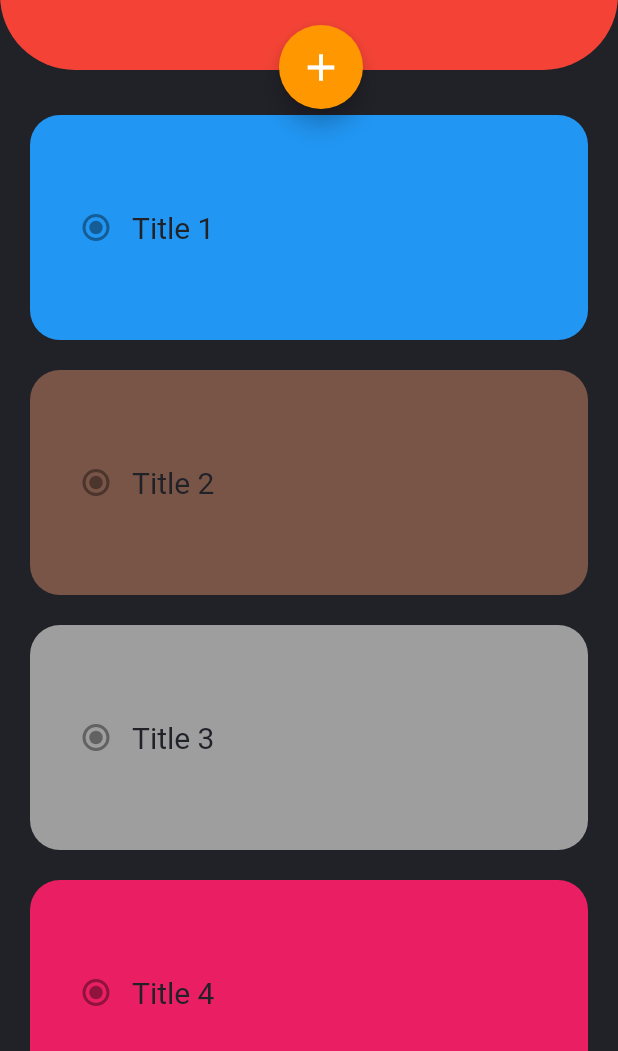
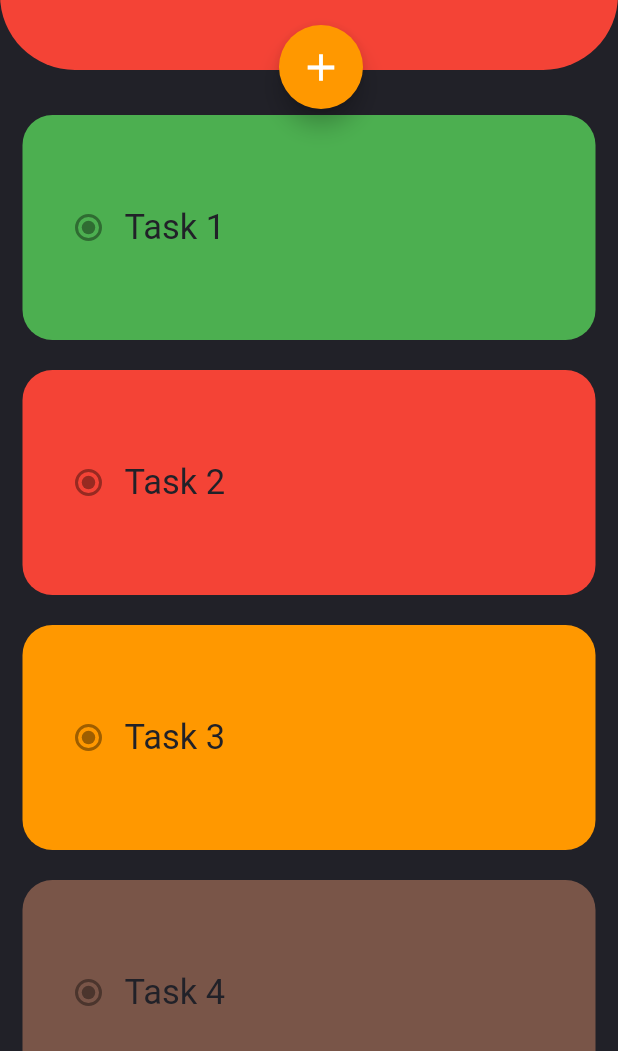
Before and after one commit to bediazu/ToDoApp, a Flutter app: the screen it shows after launch, on a phone screen of 412 x 824 dp, the part 185-1236 px from its top. Run offline on Flutter 3.47's test engine with Material 2 defaults, Android fonts, the phone set to English and light mode, and no system bars; Roboto replaces fonts that are missing (Avenir).

Commit message:
ReorderableListView, changes in margin... We're ready to prepare the backend

```diff
--- /dev/null
+++ b/lib/models/classes/task_class.dart
@@ -0,0 +1,8 @@
+import 'package:flutter/material.dart';
+
+class Task {
+  String id;
+  String title;
+  Color color;
+  Task({this.id, this.title, this.color});
+}
--- a/lib/models/global.dart
+++ b/lib/models/global.dart
@@ -3,4 +3,4 @@ import 'package:flutter/material.dart';
 Color darkGreyColor = new Color(0xFF212128);
 
 TextStyle titleTextStyle = new TextStyle(fontFamily: 'Avenir',fontSize: 35 ,fontWeight: FontWeight.bold, color: darkGreyColor);
-TextStyle titleTaskStyle = new TextStyle(fontFamily: 'Avenir',fontSize: 20, color: darkGreyColor);
+TextStyle titleTaskStyle = new TextStyle(fontFamily: 'Avenir',fontSize: 23, color: darkGreyColor);
--- a/lib/models/widgets/task_widget.dart
+++ b/lib/models/widgets/task_widget.dart
@@ -4,32 +4,29 @@ import 'package:simple_app_example/models/global.dart';
 class TaskWidget extends StatelessWidget {
   final Color taskColor;
   final String title;
+  final Key key;
 
-  TaskWidget({this.taskColor, this.title});
+  TaskWidget({this.taskColor, this.title, this.key});
 
   @override
   Widget build(BuildContext context) {
     return Container(
+      key: this.key, /* Used to ReorderableListView */
       height: 150,
-      margin: EdgeInsets.only(left: 20, right: 20, bottom: 20),
+      margin: EdgeInsets.only(left: 15, right: 15, bottom: 20),
       decoration: BoxDecoration(
-        color: this.taskColor,
-        borderRadius: BorderRadius.all(Radius.circular(20.0))
-      ),
+          color: this.taskColor,
+          borderRadius: BorderRadius.all(Radius.circular(20.0))),
       child: Row(
         children: <Widget>[
           Container(
             margin: EdgeInsets.only(left: 20.0),
-            child: Radio(
-
-            ),
+            child: Radio(),
           ),
           Column(
             mainAxisAlignment: MainAxisAlignment.center,
             crossAxisAlignment: CrossAxisAlignment.center,
-            children: <Widget>[
-              Text(this.title, style: titleTaskStyle)
-            ],
+            children: <Widget>[Text(this.title, style: titleTaskStyle)],
           )
         ],
       ),
--- a/lib/ui/tasks_page.dart
+++ b/lib/ui/tasks_page.dart
@@ -1,6 +1,8 @@
 import 'package:flutter/material.dart';
 
 import '../models/global.dart';
+
+import '../models/classes/task_class.dart';
 
 import '../models/widgets/task_widget.dart';
 
@@ -10,19 +12,55 @@ class TasksPage extends StatefulWidget {
 }
 
 class _TasksPageState extends State<TasksPage> {
+  List<Task> taskList = [
+    Task(id: 1.toString(), title: 'Task 1', color: Colors.green),
+    Task(id: 2.toString(), title: 'Task 2', color: Colors.red),
+    Task(id: 3.toString(), title: 'Task 3', color: Colors.orange),
+    Task(id: 4.toString(), title: 'Task 4', color: Colors.brown),
+  ];
+
+  /* For ReorderableListView :
+    - https://fluttercentral.com/Articles/Post/1161
+    - https://stackoverflow.com/questions/57805166/all-children-of-this-widget-must-have-a-key-in-reorderable-listview
+  */
+
   @override
   Widget build(BuildContext context) {
     return Container(
       color: darkGreyColor,
-      child: ListView(
-        padding: EdgeInsets.only(top: 150),
-        children: getList(),
-
+      child: Theme(
+        data: ThemeData(canvasColor: darkGreyColor),
+        child: ReorderableListView(
+          padding: EdgeInsets.only(top: 150),
+          children: getList(),
+          onReorder: (int oldIndex, int newIndex) {
+            setState(() {
+              _updateItems(oldIndex, newIndex);
+            });
+          },
+        ),
       ),
     );
   }
 
+  void _updateItems(int oldIndex, int newIndex) {
+    if (newIndex > oldIndex) {
+      newIndex -= 1;
+    }
+
+    final Task item = taskList.removeAt(oldIndex);
+    taskList.insert(newIndex, item);
+  }
+
   List<TaskWidget> getList() {
+    return List.generate(taskList.length, (index) {
+      return TaskWidget(
+          title: taskList[index].title,
+          taskColor: taskList[index].color,
+          key: Key(taskList[index].id));
+    });
+
+    /*
     return [
       TaskWidget(taskColor: Colors.blue, title: 'Title 1',),
       TaskWidget(taskColor: Colors.brown, title: 'Title 2',),
@@ -30,5 +68,6 @@ class _TasksPageState extends State<TasksPage> {
       TaskWidget(taskColor:Colors.pink, title: 'Title 4',),
       TaskWidget(taskColor:Colors.orange, title: 'Title 5',)
     ];
+    */
   }
 }
```
